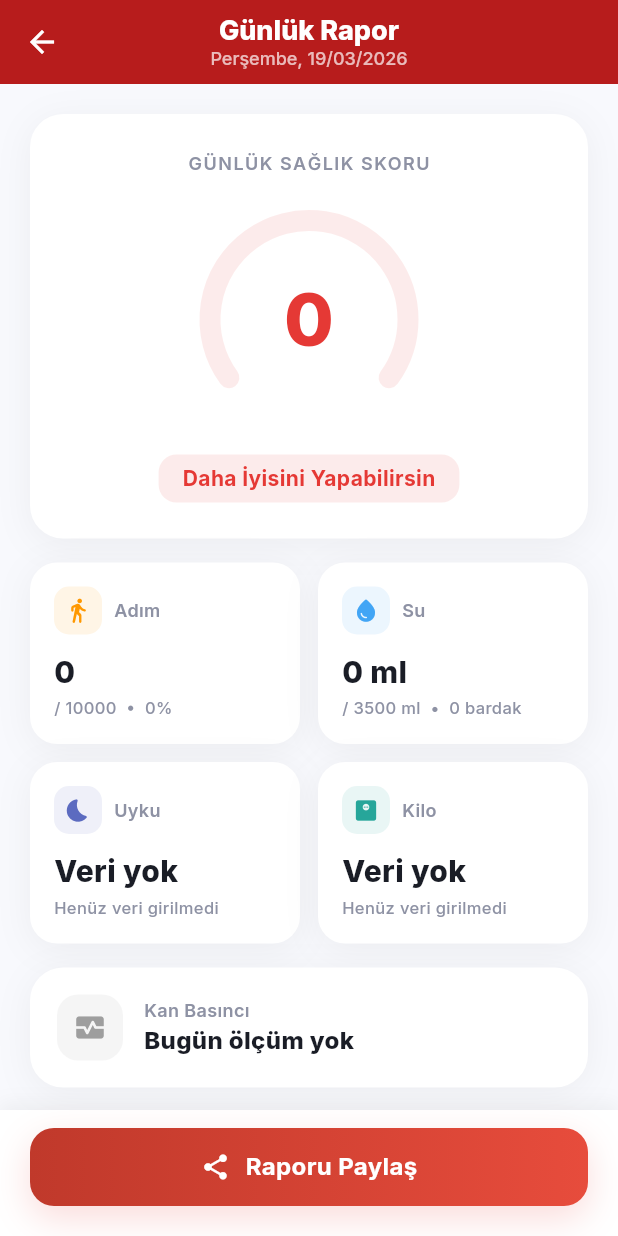
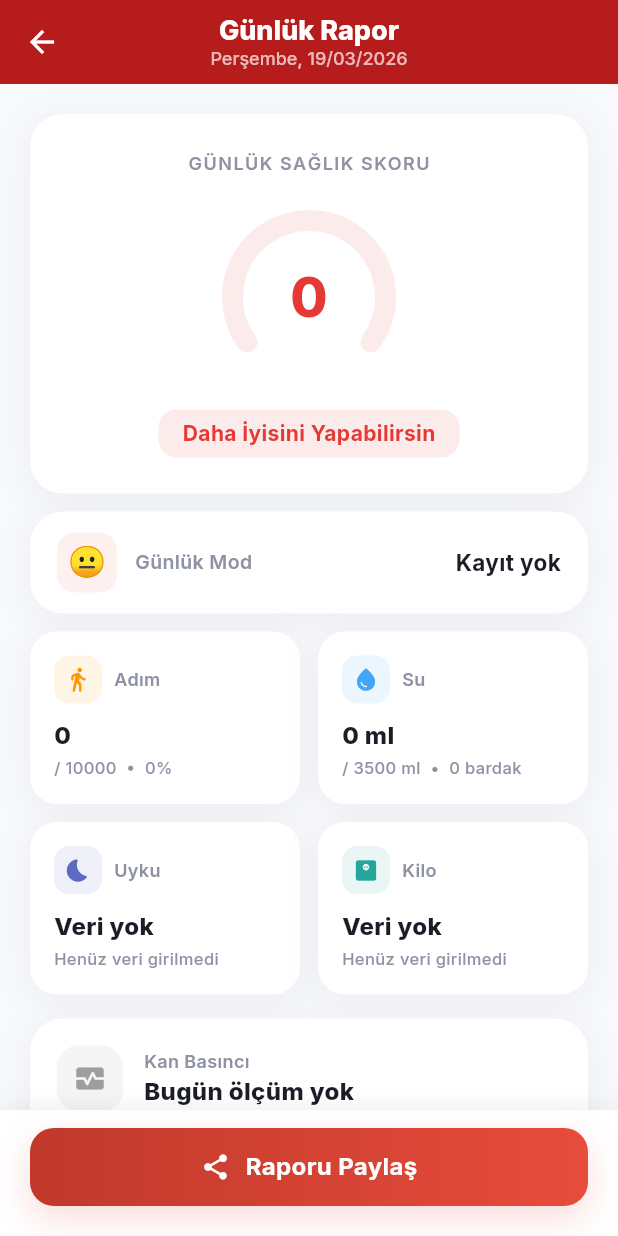
Before and after one commit to hipokrat-dev/kalp-sagligi, a Flutter app: the DailyReportScreen screen opened directly, on a phone screen of 412 x 824 dp. Run offline on Flutter 3.47's test engine with Material 3 defaults, Android fonts, the phone set to English and light mode, and no system bars; our stand-ins replace audioplayers, cloud_firestore, firebase_auth, firebase_core, fl_chart, flutter_local_notifications and 5 more; missing offline and left inert: health; accounts and stored records are empty.

Commit message:
Gunluk Rapor: gauge kucultme, mod yukari tasima
- Gauge: 160px -> 130px, skor fontu 48px -> 36px
- Mod karti: Score'un hemen altina tasindi (grid oncesi)
- Mod karti: kompakt tek satir (emoji sol, isim sag)
- Mini kartlardaki deger fontu 20px -> 16px
- Kartlar arasi bosluk 16px -> 12px

Co-Authored-By: Claude Opus 4.6 (1M context) <noreply@anthropic.com>

```diff
--- a/lib/screens/daily_report_screen.dart
+++ b/lib/screens/daily_report_screen.dart
@@ -210,7 +210,7 @@ class _DailyReportScreenState extends State<DailyReportScreen> with SingleTicker
                           Text('GÜNLÜK SAĞLIK SKORU', style: GoogleFonts.inter(fontSize: 12, fontWeight: FontWeight.w600, color: AppTheme.textLight, letterSpacing: 1)),
                           const SizedBox(height: 16),
                           SizedBox(
-                            width: 160, height: 160,
+                            width: 130, height: 130,
                             child: AnimatedBuilder(
                               animation: _scoreValue,
                               builder: (_, __) => CustomPaint(
@@ -220,7 +220,7 @@ class _DailyReportScreenState extends State<DailyReportScreen> with SingleTicker
                                 ),
                                 child: Center(
                                   child: Text('$_dailyScore',
-                                      style: GoogleFonts.inter(fontSize: 48, fontWeight: FontWeight.w800, color: _scoreColor)),
+                                      style: GoogleFonts.inter(fontSize: 36, fontWeight: FontWeight.w800, color: _scoreColor)),
                                 ),
                               ),
                             ),
@@ -238,7 +238,39 @@ class _DailyReportScreenState extends State<DailyReportScreen> with SingleTicker
                         ],
                       ),
                     ),
-                    const SizedBox(height: 16),
+                    const SizedBox(height: 12),
+
+                    // ── Mood ──
+                    Container(
+                      padding: const EdgeInsets.symmetric(horizontal: 18, vertical: 14),
+                      decoration: BoxDecoration(
+                        color: Colors.white,
+                        borderRadius: BorderRadius.circular(AppTheme.cardRadius),
+                        boxShadow: AppTheme.cardShadow,
+                      ),
+                      child: Row(
+                        children: [
+                          Container(
+                            width: 40, height: 40,
+                            decoration: BoxDecoration(
+                              color: const Color(0xFFFF6B6B).withValues(alpha: 0.1),
+                              borderRadius: BorderRadius.circular(12),
+                            ),
+                            child: Center(
+                              child: Text(_mood != null ? _moodEmojis[_mood!] : '😐', style: const TextStyle(fontSize: 20)),
+                            ),
+                          ),
+                          const SizedBox(width: 12),
+                          Text('Günlük Mod', style: GoogleFonts.inter(fontSize: 13, color: AppTheme.textLight, fontWeight: FontWeight.w600)),
+                          const Spacer(),
+                          Text(
+                            _mood != null ? _moodLabels[_mood!] : 'Kayıt yok',
+                            style: GoogleFonts.inter(fontSize: 15, fontWeight: FontWeight.w700, color: AppTheme.textDark),
+                          ),
+                        ],
+                      ),
+                    ),
+                    const SizedBox(height: 12),
 
                     // ── 2x2 Grid ──
                     Row(
@@ -326,44 +358,6 @@ class _DailyReportScreenState extends State<DailyReportScreen> with SingleTicker
                       ),
                     ),
                     const SizedBox(height: 16),
-
-                    // ── Mood ──
-                    Container(
-                      padding: const EdgeInsets.all(18),
-                      decoration: BoxDecoration(
-                        color: Colors.white,
-                        borderRadius: BorderRadius.circular(AppTheme.cardRadius),
-                        boxShadow: AppTheme.cardShadow,
-                      ),
-                      child: Row(
-                        children: [
-                          Container(
-                            width: 44, height: 44,
-                            decoration: BoxDecoration(
-                              color: const Color(0xFFFF6B6B).withValues(alpha: 0.1),
-                              borderRadius: BorderRadius.circular(14),
-                            ),
-                            child: Center(
-                              child: Text(_mood != null ? _moodEmojis[_mood!] : '😐', style: const TextStyle(fontSize: 22)),
-                            ),
-                          ),
-                          const SizedBox(width: 14),
-                          Expanded(
-                            child: Column(
-                              crossAxisAlignment: CrossAxisAlignment.start,
-                              children: [
-                                Text('Günlük Mod', style: GoogleFonts.inter(fontSize: 12, color: AppTheme.textLight, fontWeight: FontWeight.w600)),
-                                Text(
-                                  _mood != null ? _moodLabels[_mood!] : 'Kayıt yok',
-                                  style: GoogleFonts.inter(fontSize: 16, fontWeight: FontWeight.w800, color: AppTheme.textDark),
-                                ),
-                              ],
-                            ),
-                          ),
-                        ],
-                      ),
-                    ),
-                    const SizedBox(height: 16),
                   ],
                 ),
               ),
@@ -429,7 +423,7 @@ class _DailyReportScreenState extends State<DailyReportScreen> with SingleTicker
             ],
           ),
           const SizedBox(height: 10),
-          Text(value, style: GoogleFonts.inter(fontSize: 20, fontWeight: FontWeight.w800, color: AppTheme.textDark)),
+          Text(value, style: GoogleFonts.inter(fontSize: 16, fontWeight: FontWeight.w800, color: AppTheme.textDark)),
           const SizedBox(height: 2),
           Text(subtitle, style: GoogleFonts.inter(fontSize: 11, color: AppTheme.textLight, fontWeight: FontWeight.w500),
               maxLines: 1, overflow: TextOverflow.ellipsis),
```
